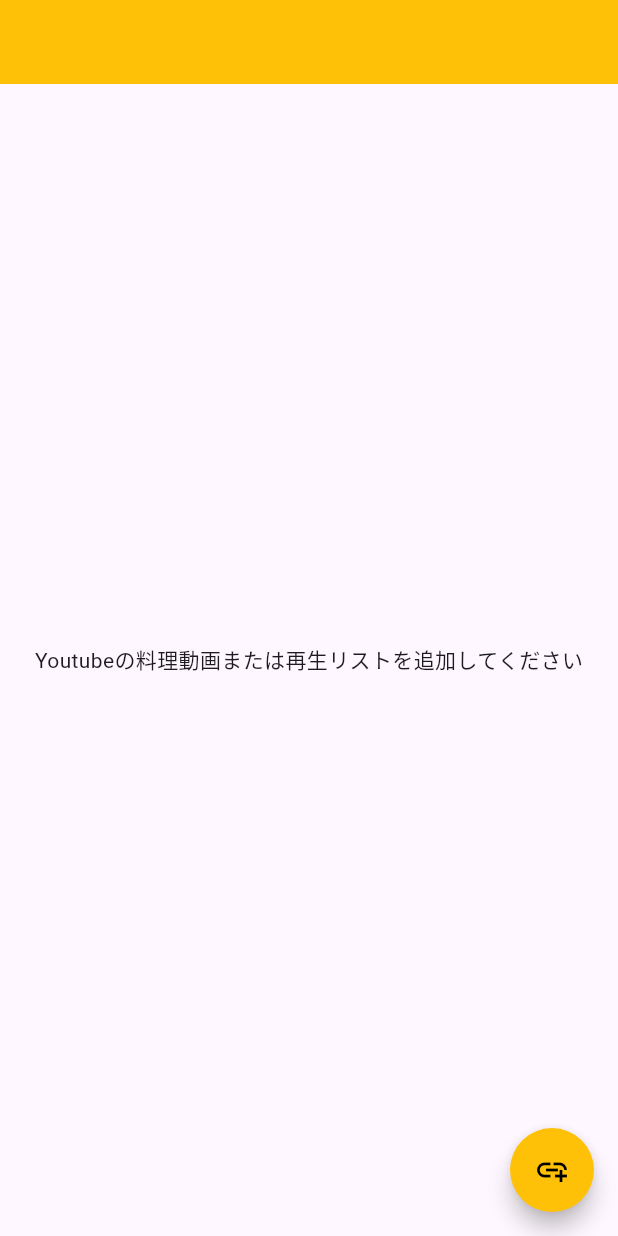
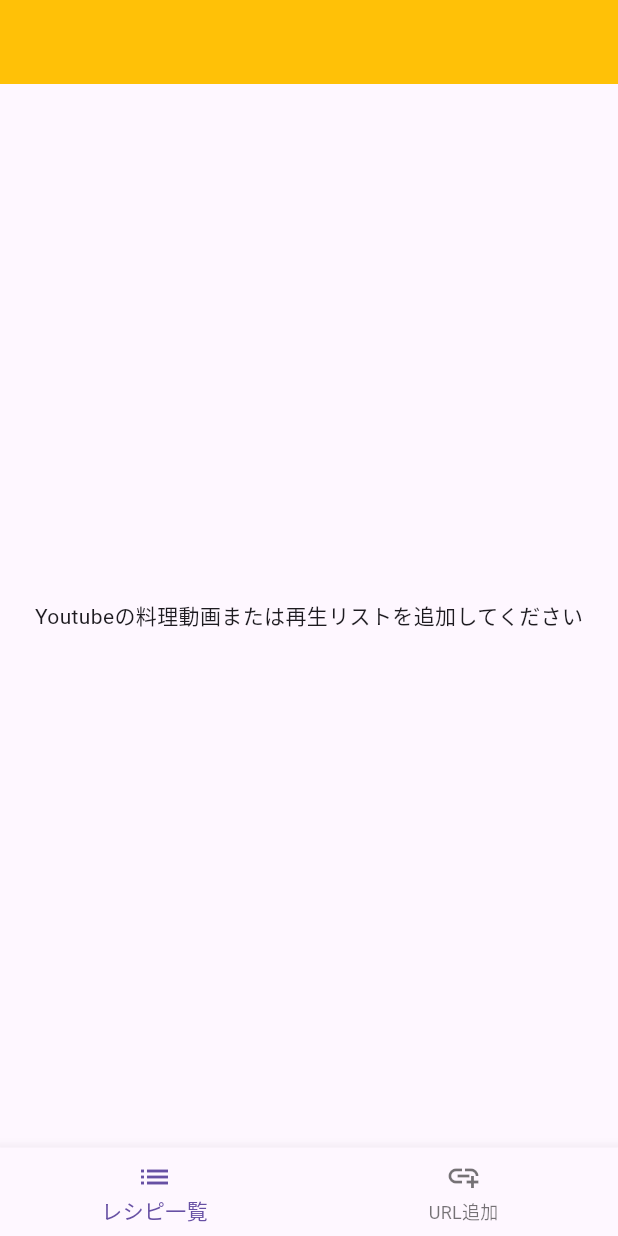
Before and after one commit to Nakai4s/CopyRecipe, a Flutter app: the screen it shows after launch, on a phone screen of 412 x 824 dp. Run offline on Flutter 3.47's test engine with Material 3 defaults, Android fonts, the phone set to English and light mode, and no system bars; our stand-ins replace flutter_riverpod, hive; accounts and stored records are empty.

Commit message:
feat: add URL input screen and bottom navigation
Add AddUrlScreen for YouTube URL input and integrate it into HomeScreen via bottom navigation bar with recipe list and URL addition tabs.

Co-Authored-By: Claude Sonnet 4.6 <noreply@anthropic.com>

```diff
--- a/lib/screens/home_screen.dart
+++ b/lib/screens/home_screen.dart
@@ -1,27 +1,31 @@
 import 'package:copy_recipe/models/video_model.dart';
+import 'package:copy_recipe/screens/add_url_screen.dart';
 import 'package:copy_recipe/screens/recipe_screen.dart';
 import 'package:copy_recipe/widgets/recipe_tile.dart';
 import 'package:flutter/material.dart';
 import 'package:flutter_riverpod/flutter_riverpod.dart';
 import '../providers/video_provider.dart';
 
-class HomeScreen extends ConsumerWidget {
+class HomeScreen extends ConsumerStatefulWidget {
   const HomeScreen({super.key});
 
   @override
-  Widget build(BuildContext context, WidgetRef ref) {
+  ConsumerState<HomeScreen> createState() => _HomeScreenState();
+}
+
+class _HomeScreenState extends ConsumerState<HomeScreen> {
+  int _currentIndex = 0;
+
+  void _switchToRecipeList() {
+    setState(() => _currentIndex = 0);
+  }
+
+  @override
+  Widget build(BuildContext context) {
     final videoLists = ref.watch(videoProvider);
 
-    // 動画がない場合に表示するウィジェット
-    final Container emptyWidget = Container(
-      alignment: Alignment.center,
-      child: Text(
-        'Youtubeの料理動画または再生リストを追加してください'
-      ),
-    );
-
-    // 動画リストのウィジェット
-    ListView view = ListView.builder(
+    final recipeListBody = videoLists.isNotEmpty
+        ? ListView.builder(
             itemCount: videoLists.length,
             itemBuilder: (context, index) {
               final Video video = videoLists[index];
@@ -37,69 +41,37 @@ class HomeScreen extends ConsumerWidget {
                 },
               );
             },
+          )
+        : Container(
+            alignment: Alignment.center,
+            child: const Text('Youtubeの料理動画または再生リストを追加してください'),
           );
 
     return Scaffold(
       appBar: AppBar(
         backgroundColor: Colors.amber,
       ),
-      body: videoLists.isNotEmpty ? view : emptyWidget,
-      floatingActionButton: FloatingActionButton(
-        backgroundColor: Colors.amber,
-        foregroundColor: Colors.black,
-        shape: CircleBorder(),
-        onPressed: ()  {
-          _showAddRecipeDialog(context, ref);
-        },
-        child: const Icon(Icons.add_link),
+      body: IndexedStack(
+        index: _currentIndex,
+        children: [
+          recipeListBody,
+          AddUrlScreen(onAdded: _switchToRecipeList),
+        ],
+      ),
+      bottomNavigationBar: BottomNavigationBar(
+        currentIndex: _currentIndex,
+        onTap: (index) => setState(() => _currentIndex = index),
+        items: const [
+          BottomNavigationBarItem(
+            icon: Icon(Icons.list),
+            label: 'レシピ一覧',
+          ),
+          BottomNavigationBarItem(
+            icon: Icon(Icons.add_link),
+            label: 'URL追加',
+          ),
+        ],
       ),
     );
   }
-
-  // URLを入力するダイアログを表示
-  Future<void> _showAddRecipeDialog(BuildContext context, WidgetRef ref) async {
-    final titleController = TextEditingController();
-
-    await showDialog(
-      context: context,
-      builder: (context) {
-        return AlertDialog(
-          content: Column(
-            mainAxisSize: MainAxisSize.min,
-            children: [
-              TextField(
-                controller: titleController,
-                decoration: const InputDecoration(hintText: 'Youtubeの動画または再生リストのURLを入力'),
-              ),
-              const SizedBox(height: 10),
-            ],
-          ),
-          actions: [
-            TextButton(
-              onPressed: () => Navigator.pop(context),
-              child: const Text('キャンセル'),
-            ),
-            ElevatedButton(
-              onPressed: () async {
-                final url = titleController.text;
-                try {
-                  await ref.read(videoProvider.notifier).extractVideoFromUrl(url);
-                  if (context.mounted) {
-                    Navigator.pop(context);
 }
-                } catch (e) {
-                  if (context.mounted) {
-                    ScaffoldMessenger.of(context).showSnackBar(
-                      SnackBar(content: Text('エラー: ${e.toString()}')),
-                    );
-                  }
-                }
-              },
-              child: const Text('追加'),
-            ),
-          ],
-        );
-      },
-    );
-  }
-}
```
Also changed, not shown: lib/screens/add_url_screen.dart (added, +85 -0 lines), lib/widgets/recipe_tile.dart (line endings or trailing spaces), pubspec.lock, 3 other files. Lines whose indentation alone changed are shown as unchanged.
